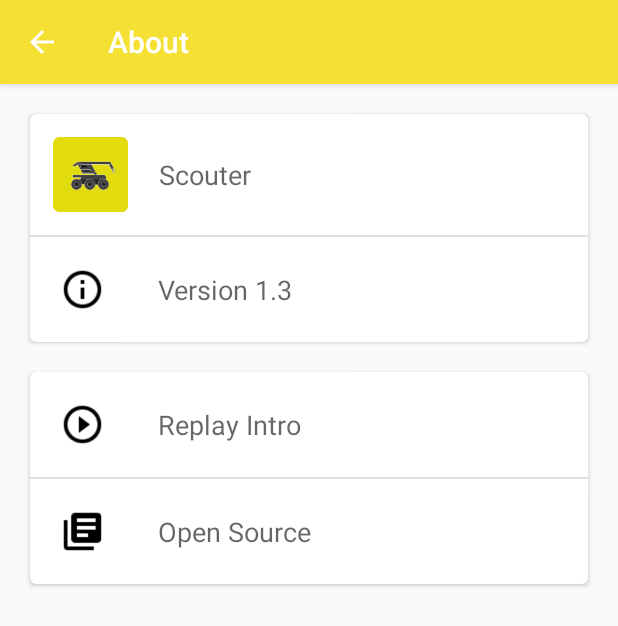
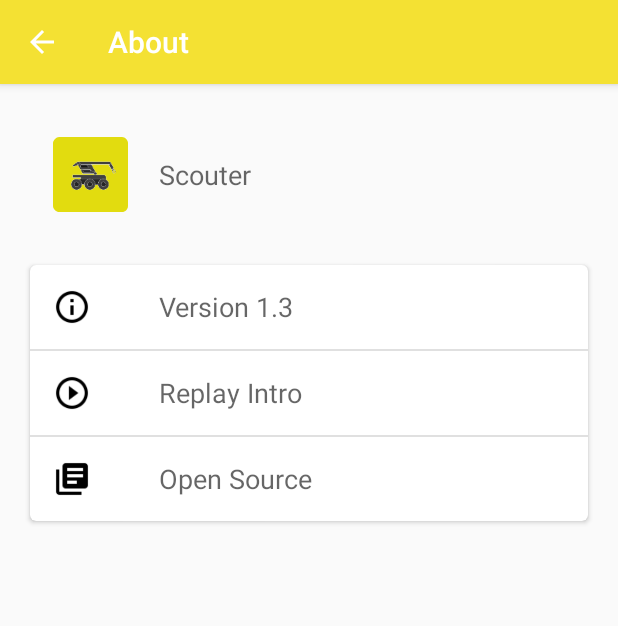
Before and after one commit to frc-emotion/Android-Scouter, an Android app: the AboutActivity screen opened directly, with no data from a screen before it, on a phone screen of 412 x 824 dp. Shown: the top 626 px of the screen. Run offline under Robolectric (Android 15) with nearby library versions, the phone set to English and light mode, and no system bars; libraries missing offline, so code that uses them is left out: com.franmontiel.attributionpresenter.

Commit message:
Took out card view for app icon

```diff
--- a/app/src/main/res/layout/activity_about.xml
+++ b/app/src/main/res/layout/activity_about.xml
@@ -16,7 +16,7 @@
             android:gravity="center"
             android:orientation="vertical">
 
-            <android.support.v7.widget.CardView xmlns:card_view="http://schemas.android.com/apk/res-auto"
+          <!--  <android.support.v7.widget.CardView xmlns:card_view="http://schemas.android.com/apk/res-auto"
                 android:id="@+id/card_view_aboutApp"
                 android:layout_width="match_parent"
                 android:layout_height="wrap_content"
@@ -26,7 +26,7 @@
                 android:layout_marginStart="20dp"
                 android:layout_marginTop="20dp"
                 android:elevation="100dp"
-                card_view:cardCornerRadius="4dp">
+                card_view:cardCornerRadius="4dp"> -->
 
                 <LinearLayout
                     android:layout_width="match_parent"
@@ -34,6 +34,11 @@
                     android:divider="?android:dividerHorizontal"
                     android:gravity="center"
                     android:orientation="vertical"
+                    android:layout_marginBottom="20dp"
+                    android:layout_marginEnd="20dp"
+                    android:layout_marginStart="20dp"
+                    android:layout_marginTop="20dp"
+                    android:elevation="100dp"
                     android:showDividers="middle">
 
                     <LinearLayout
@@ -61,34 +66,12 @@
 
                     </LinearLayout>
 
-                    <LinearLayout
-                        android:layout_width="match_parent"
-                        android:layout_height="wrap_content"
-                        android:clickable="true"
-                        android:focusable="true"
-                        android:gravity="center_vertical"
-                        android:orientation="horizontal"
-                        tools:ignore="PrivateResource">
 
-                        <ImageView
-                            android:layout_width="30dp"
-                            android:layout_height="30dp"
-                            android:layout_margin="20dp"
-                            android:contentDescription="@string/version"
-                            android:src="@drawable/version_icon" />
-
-                        <TextView
-                            android:id="@+id/text_version"
-                            android:layout_width="match_parent"
-                            android:layout_height="wrap_content"
-                            android:layout_marginStart="15dp"
-                            android:textAppearance="@android:style/TextAppearance.Material.Medium"/>
-                    </LinearLayout>
 
                 </LinearLayout>
 
 
-            </android.support.v7.widget.CardView>
+            <!-- </android.support.v7.widget.CardView> -->
 
 
             <android.support.v7.widget.CardView xmlns:card_view="http://schemas.android.com/apk/res-auto"
@@ -110,6 +93,29 @@
                     android:orientation="vertical"
                     android:showDividers="middle">
 
+                    <LinearLayout
+                        android:layout_width="match_parent"
+                        android:layout_height="wrap_content"
+                        android:clickable="true"
+                        android:focusable="true"
+                        android:gravity="center_vertical"
+                        android:orientation="horizontal"
+                        tools:ignore="PrivateResource">
+
+                        <ImageView
+                            android:layout_width="25dp"
+                            android:layout_height="25dp"
+                            android:layout_margin="15dp"
+                            android:contentDescription="@string/version"
+                            android:src="@drawable/version_icon" />
+
+                        <TextView
+                            android:id="@+id/text_version"
+                            android:layout_width="match_parent"
+                            android:layout_height="wrap_content"
+                            android:layout_marginStart="30dp"
+                            android:textAppearance="@android:style/TextAppearance.Material.Medium"/>
+                    </LinearLayout>
 
                     <LinearLayout
                         android:layout_width="match_parent"
@@ -122,9 +128,9 @@
                         tools:ignore="PrivateResource">
 
                         <ImageView
-                            android:layout_width="30dp"
-                            android:layout_height="30dp"
-                            android:layout_margin="20dp"
+                            android:layout_width="25dp"
+                            android:layout_height="25dp"
+                            android:layout_margin="15dp"
                             android:contentDescription="@string/intro"
                             android:src="@drawable/replay_icon" />
 
@@ -132,7 +138,7 @@
                             android:id="@+id/text_intro"
                             android:layout_width="match_parent"
                             android:layout_height="wrap_content"
-                            android:layout_marginStart="15dp"
+                            android:layout_marginStart="30dp"
                             android:text="@string/intro"
                             android:textAppearance="@android:style/TextAppearance.Material.Medium"/>
                     </LinearLayout>
@@ -148,9 +154,9 @@
                         tools:ignore="PrivateResource">
 
                         <ImageView
-                            android:layout_width="30dp"
-                            android:layout_height="30dp"
-                            android:layout_margin="20dp"
+                            android:layout_width="25dp"
+                            android:layout_height="25dp"
+                            android:layout_margin="15dp"
                             android:contentDescription="@string/libs"
                             android:src="@drawable/lib_icon" />
 
@@ -158,13 +164,12 @@
                             android:id="@+id/text_lib"
                             android:layout_width="match_parent"
                             android:layout_height="wrap_content"
-                            android:layout_marginStart="15dp"
+                            android:layout_marginStart="30dp"
                             android:text="@string/libs"
                             android:textAppearance="@android:style/TextAppearance.Material.Medium"/>
                     </LinearLayout>
 
                 </LinearLayout>
-
 
             </android.support.v7.widget.CardView>
 
```
